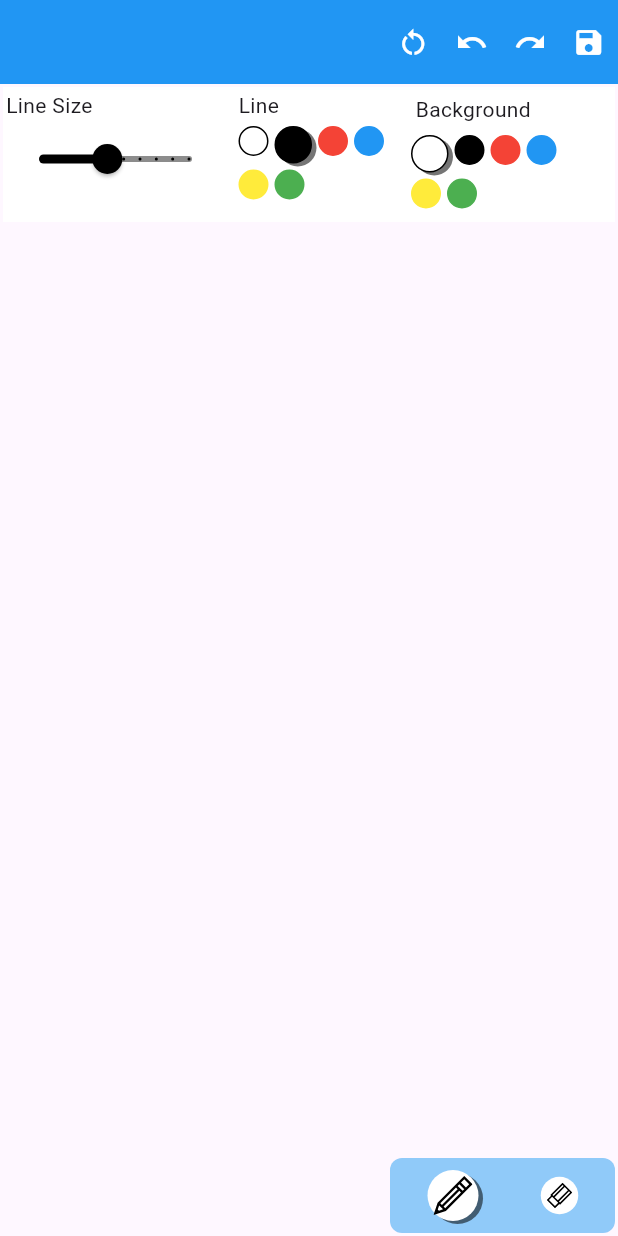
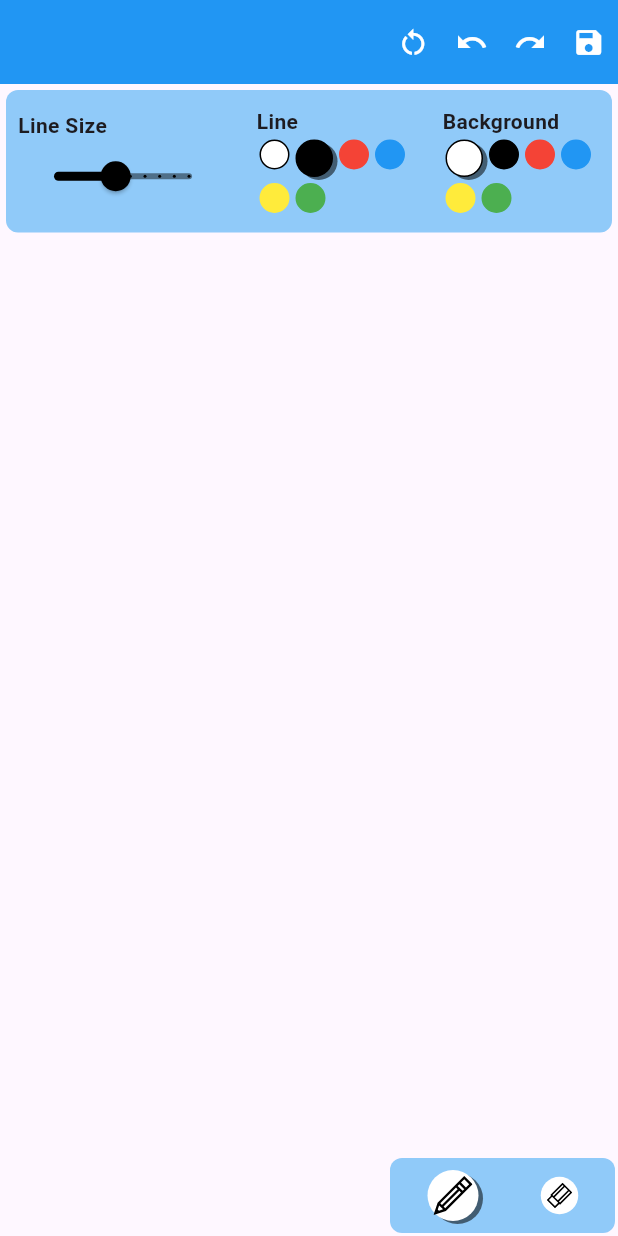
Before and after one commit to hydev777/kids_drawing_app, a Flutter app: the screen it shows after launch, on a phone screen of 412 x 824 dp. Run offline on Flutter 3.47's test engine with Material 3 defaults, Android fonts, the phone set to English and light mode, and no system bars; our stand-ins replace flutter_svg, go_router, image_gallery_saver.

Commit message:
changed style section implementation in drawing panel

```diff
--- /dev/null
+++ b/lib/provider_wrapper/provider_wrapper.dart
@@ -0,0 +1,10 @@
+import 'package:flutter/material.dart';
+
+class ProviderWrapper extends StatelessWidget {
+  const ProviderWrapper({Key? key}) : super(key: key);
+
+  @override
+  Widget build(BuildContext context) {
+    return Container();
+  }
+}
--- a/lib/screens/drawer_panel/view/drawing_panel.dart
+++ b/lib/screens/drawer_panel/view/drawing_panel.dart
@@ -204,22 +204,29 @@ class _PanelState extends State<Panel> {
               Align(
                 alignment: Alignment.topCenter,
                 child: Container(
-                  decoration: const BoxDecoration(
-                    color: Colors.white,
+                  decoration: BoxDecoration(
+                    color: Colors.blue[200],
+                    borderRadius: const BorderRadius.all(
+                      Radius.circular(8),
                     ),
-                  height: 90,
+                  ),
+                  padding: const EdgeInsets.symmetric(horizontal: 8),
+                  margin: const EdgeInsets.all(2),
+                  height: 95,
+                  alignment: Alignment.center,
                   child: Row(
+                    mainAxisAlignment: MainAxisAlignment.spaceBetween,
+                    crossAxisAlignment: CrossAxisAlignment.center,
                     children: [
                       Column(
                         crossAxisAlignment: CrossAxisAlignment.start,
+                        mainAxisAlignment: MainAxisAlignment.center,
                         children: [
-                          Column(
-                            crossAxisAlignment: CrossAxisAlignment.start,
-                            children: [
-                              const Padding(
-                                padding: EdgeInsets.symmetric(
-                                    vertical: 2, horizontal: 2),
-                                child: Text('Line Size'),
+                          const Text(
+                            'Line Size',
+                            style: TextStyle(
+                              fontWeight: FontWeight.bold,
+                            ),
                           ),
                           Row(
                             children: [
@@ -237,24 +244,21 @@ class _PanelState extends State<Panel> {
                                   label: "$lineSize",
                                   inactiveColor: Colors.black45,
                                 ),
-                                    width: 150,
+                                width: 140,
                               )
                             ],
                           ),
                         ],
-                          )
-                        ],
                       ),
-                      const SizedBox(width: 5),
-                      Row(
-                        children: [
                       Column(
                         crossAxisAlignment: CrossAxisAlignment.start,
+                        mainAxisAlignment: MainAxisAlignment.center,
                         children: [
-                              const Padding(
-                                padding: EdgeInsets.symmetric(
-                                    vertical: 2, horizontal: 2),
-                                child: Text('Line'),
+                          const Text(
+                            'Line',
+                            style: TextStyle(
+                              fontWeight: FontWeight.bold,
+                            ),
                           ),
                           SizedBox(
                             width: 105,
@@ -274,19 +278,18 @@ class _PanelState extends State<Panel> {
                           ),
                         ],
                       ),
-                          const SizedBox(
-                            width: 10,
-                          ),
                       Column(
                         crossAxisAlignment: CrossAxisAlignment.start,
+                        mainAxisAlignment: MainAxisAlignment.center,
                         children: [
-                              const Padding(
-                                padding: EdgeInsets.symmetric(
-                                    vertical: 5, horizontal: 5),
-                                child: Text('Background'),
+                          const Text(
+                            'Background',
+                            style: TextStyle(
+                              fontWeight: FontWeight.bold,
+                            ),
                           ),
                           SizedBox(
-                                width: 110,
+                            width: 105,
                             child: Wrap(
                               children: [
                                 ...backgroundColors!.map((color) {
@@ -301,8 +304,6 @@ class _PanelState extends State<Panel> {
                                 }).toList(),
                               ],
                             ),
-                              ),
-                            ],
                           ),
                         ],
                       ),
```
Lines whose indentation alone changed are shown as unchanged.
